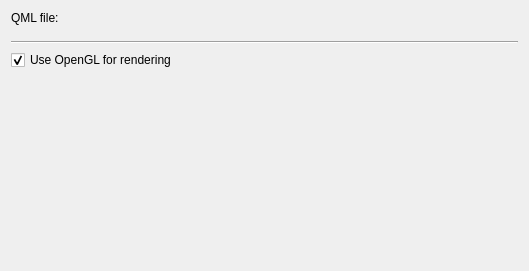
Qt form ground/openpilotgcs/src/plugins/qmlview/qmlviewgadgetoptionspage.ui (openpilot/OpenPilot) before a commit.
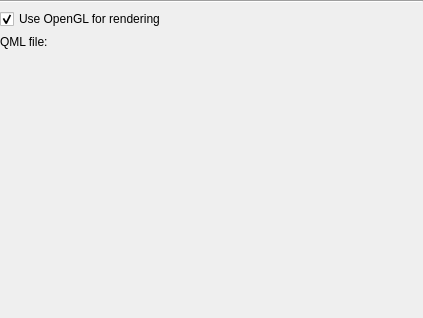
The same form after that commit. Custom widgets are drawn as their Qt base class.

Commit message: added scroll areas to all the preference settings screens

```diff
--- a/ground/openpilotgcs/src/plugins/qmlview/qmlviewgadgetoptionspage.ui
+++ b/ground/openpilotgcs/src/plugins/qmlview/qmlviewgadgetoptionspage.ui
@@ -6,8 +6,8 @@
    <rect>
     <x>0</x>
     <y>0</y>
-    <width>529</width>
-    <height>271</height>
+    <width>423</width>
+    <height>318</height>
    </rect>
   </property>
   <property name="sizePolicy">
@@ -19,7 +19,58 @@
   <property name="windowTitle">
    <string>Form</string>
   </property>
+  <layout class="QVBoxLayout" name="verticalLayout_2">
+   <property name="margin">
+    <number>0</number>
+   </property>
+   <item>
+    <widget class="QScrollArea" name="scrollArea">
+     <property name="frameShape">
+      <enum>QFrame::NoFrame</enum>
+     </property>
+     <property name="frameShadow">
+      <enum>QFrame::Plain</enum>
+     </property>
+     <property name="widgetResizable">
+      <bool>true</bool>
+     </property>
+     <widget class="QWidget" name="scrollAreaWidgetContents">
+      <property name="geometry">
+       <rect>
+        <x>0</x>
+        <y>0</y>
+        <width>423</width>
+        <height>318</height>
+       </rect>
+      </property>
   <layout class="QVBoxLayout" name="verticalLayout">
+       <property name="margin">
+        <number>0</number>
+       </property>
+       <item>
+        <widget class="Line" name="line">
+         <property name="orientation">
+          <enum>Qt::Horizontal</enum>
+         </property>
+        </widget>
+       </item>
+       <item>
+        <layout class="QHBoxLayout" name="horizontalLayout_2">
+         <item>
+          <widget class="QCheckBox" name="useOpenGL">
+           <property name="enabled">
+            <bool>true</bool>
+           </property>
+           <property name="text">
+            <string>Use OpenGL for rendering</string>
+           </property>
+           <property name="checked">
+            <bool>true</bool>
+           </property>
+          </widget>
+         </item>
+        </layout>
+       </item>
    <item>
     <layout class="QHBoxLayout" name="horizontalLayout" stretch="0,0">
      <property name="spacing">
@@ -50,30 +101,6 @@
      </item>
     </layout>
    </item>
-   <item>
-    <widget class="Line" name="line">
-     <property name="orientation">
-      <enum>Qt::Horizontal</enum>
-     </property>
-    </widget>
-   </item>
-   <item>
-    <layout class="QHBoxLayout" name="horizontalLayout_2">
-     <item>
-      <widget class="QCheckBox" name="useOpenGL">
-       <property name="enabled">
-        <bool>true</bool>
-       </property>
-       <property name="text">
-        <string>Use OpenGL for rendering</string>
-       </property>
-       <property name="checked">
-        <bool>true</bool>
-       </property>
-      </widget>
-     </item>
-    </layout>
-   </item>
    <item>
     <spacer name="verticalSpacer">
      <property name="orientation">
@@ -89,6 +116,10 @@
       </size>
      </property>
     </spacer>
+       </item>
+      </layout>
+     </widget>
+    </widget>
    </item>
   </layout>
  </widget>
```
Lines whose indentation alone changed are shown as unchanged. The commit also changes 13 other files.
